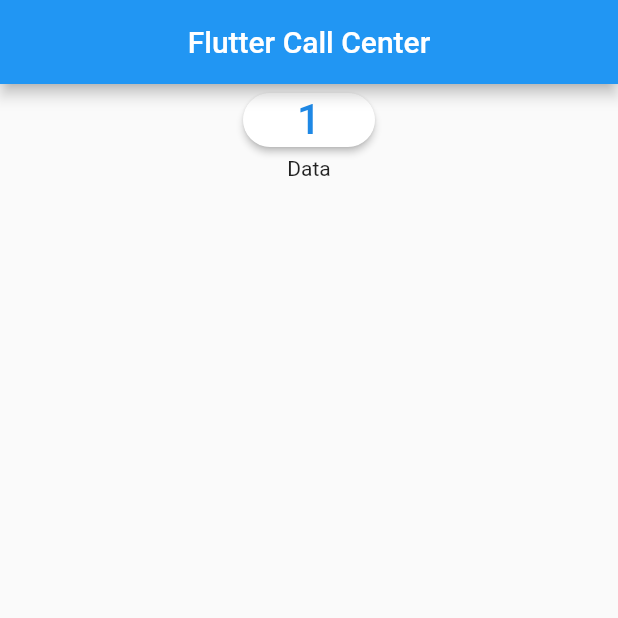
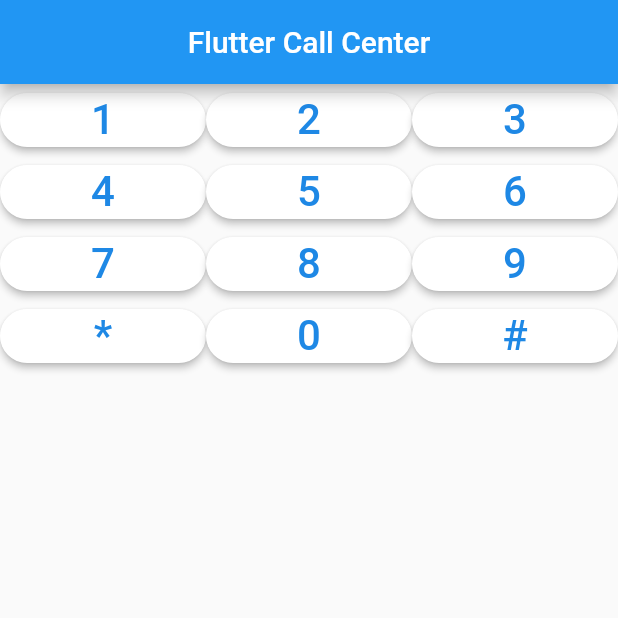
Before and after one commit to DiazMolina/dialog_call, a Flutter app: the screen it shows after launch, on a phone screen of 412 x 824 dp, the top half of it. Run offline on Flutter 3.47's test engine with Material 2 defaults, Android fonts, the phone set to English and light mode, and no system bars.

Commit message:
new release 0.2

```diff
--- a/lib/main.dart
+++ b/lib/main.dart
@@ -26,10 +26,6 @@ class MyHomePage extends StatelessWidget {
       body: Center(
         child: Column(
           children: <Widget>[
-            DigitButton(
-              onPressed: () {},
-              text: "1",
-            ),
             NumPad()
           ],
         ),
--- a/lib/num_pad.dart
+++ b/lib/num_pad.dart
@@ -1,4 +1,6 @@
+import 'package:dialog_call/digit_button.dart';
 import 'package:flutter/material.dart';
+
 class NumPad extends StatefulWidget {
   @override
   _NumPadState createState() => _NumPadState();
@@ -7,6 +9,17 @@ class NumPad extends StatefulWidget {
 class _NumPadState extends State<NumPad> {
   @override
   Widget build(BuildContext context) {
-    return Text("Data");
+    return Table(
+      children: [
+        TableRow(children: ['1', '2', '3'].map(DigitToButton).toList()),
+        TableRow(children: ['4', '5', '6'].map(DigitToButton).toList()),
+        TableRow(children: ['7', '8', '9'].map(DigitToButton).toList()),
+        TableRow(children: ['*', '0', '#'].map(DigitToButton).toList()),
+      ],
+    );
+  }
+
+  DigitButton DigitToButton(String digit) {
+    return DigitButton(text: digit, onPressed: () {});
   }
 }
```
